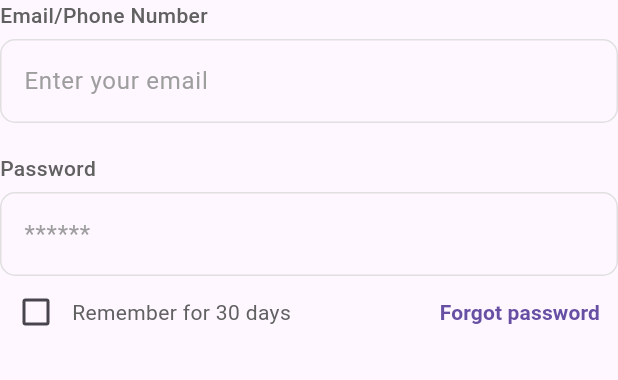
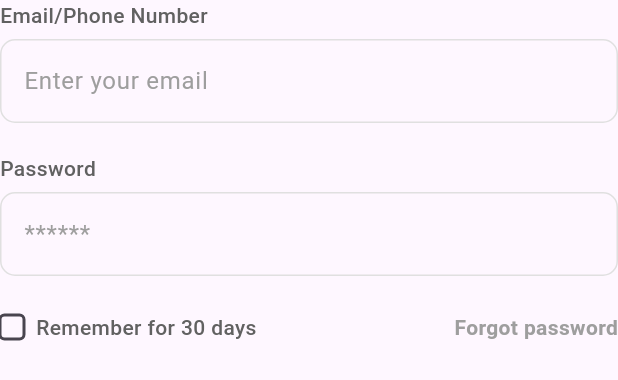
Before and after one commit to iamyeasirarafat/v_lock_customerApp, a Flutter app: what loginForm() shows on an empty page, opened directly with empty values, on a phone screen of 412 x 824 dp. Shown: the top 380 px of the screen. Run offline on Flutter 3.47's test engine with Material 3 defaults, Android fonts, the phone set to English and light mode, and no system bars.

Commit message:
fixed padding issue and width issue on login page toggle button and checkbox

```diff
--- a/lib/main.dart
+++ b/lib/main.dart
@@ -1,5 +1,4 @@
 import 'package:flutter/material.dart';
-import 'package:v_lock/screens/login_screen.dart';
 import 'package:v_lock/screens/splash_screen.dart';
 
 void main() {
@@ -20,9 +19,6 @@
       ),
       debugShowCheckedModeBanner: false,
       home: const SplashScreen(),
-      routes: {
-        '/login': (context) => const LoginScreen(),
-      },
     );
   }
 }
--- a/lib/widgets/login_form.dart
+++ b/lib/widgets/login_form.dart
@@ -6,7 +6,8 @@ Widget loginForm(
     required TextEditingController emailController,
     required TextEditingController passwordController,
     required bool rememberMe,
-    required Function(bool) onRememberMeChanged}) {
+    required Function(bool) onRememberMeChanged,
+    required Color primaryColor}) {
   return Form(
     key: key,
     child: Column(
@@ -82,34 +83,50 @@ Widget loginForm(
             return null;
           },
         ),
+        const SizedBox(
+          height: 24,
+        ),
+        // remember me part
         Row(
           mainAxisAlignment: MainAxisAlignment.spaceBetween,
-
           children: [
             Row(
               children: [
-                Checkbox(
+                SizedBox(
+                  height: 16,
+                  width: 16,
+                  child: Checkbox(
+                      shape: RoundedRectangleBorder(
+                        borderRadius: BorderRadius.circular(4),
+                        side: BorderSide(color: Colors.grey[300]!),
+                      ),
                       value: rememberMe,
                       onChanged: (bool? value) {
                         onRememberMeChanged(value ?? false);
                       }),
-                Text('Remember for 30 days',
+                ),
+                Padding(
+                  padding: const EdgeInsets.only(left: 8),
+                  child: GestureDetector(
+                    onTap: () =>
+                        {onRememberMeChanged(rememberMe ? false : true)},
+                    child: Text('Remember for 30 days',
                         style: TextStyle(
                           fontSize: 14,
-                      color: Colors.grey[700]
-                  ),),
+                          fontWeight: FontWeight.w500,
+                          color: Colors.grey[700],
+                        )),
+                  ),
+                ),
               ],
             ),
-            TextButton(
-              onPressed: () {
-                // Add logic for the "Forgot Password" action
-                // For example, navigating to a password reset screen
-              },
-              child: const Text(
+            GestureDetector(
+              onTap: () {},
+              child: Text(
                 'Forgot password',
                 style: TextStyle(
                   fontWeight: FontWeight.w600,
-                    fontSize: 14
+                  color: primaryColor,
                 ),
               ),
             ),
--- a/lib/widgets/registration_form.dart
+++ b/lib/widgets/registration_form.dart
@@ -6,6 +6,7 @@ Widget registrationForm({
   required TextEditingController nameController,
   required TextEditingController emailController,
   required TextEditingController passwordController,
+  required Color primaryColor
 }) {
   return Form(
     key: key,
```
Also changed, not shown: lib/screens/login_screen.dart (+18 -55 lines). Lines whose indentation alone changed are shown as unchanged.
